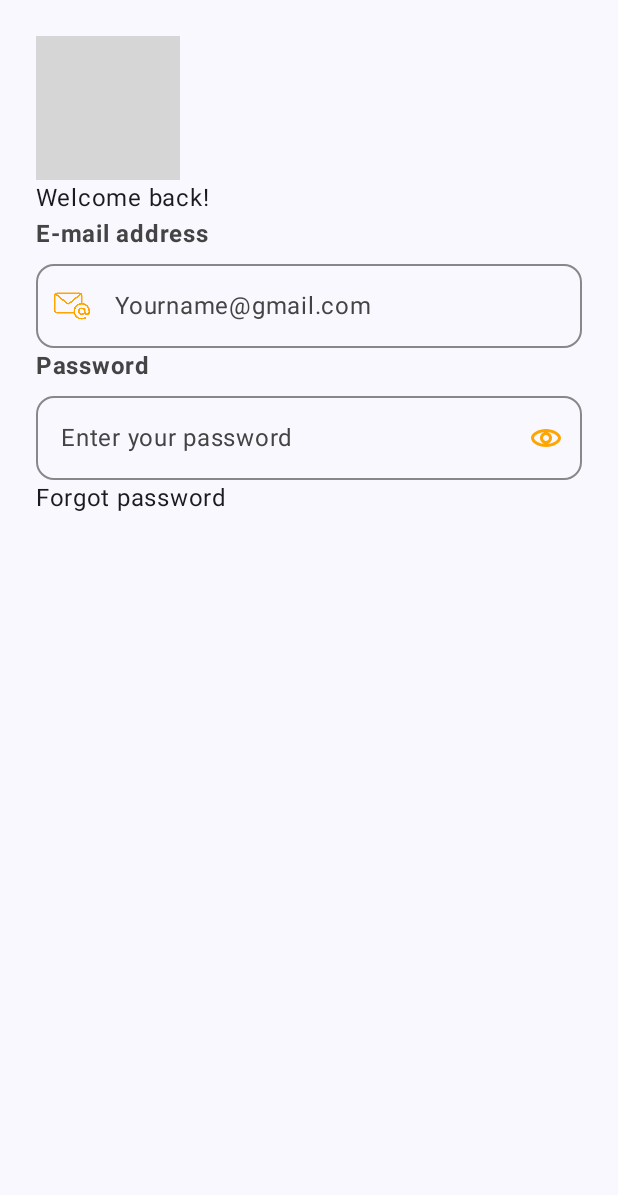
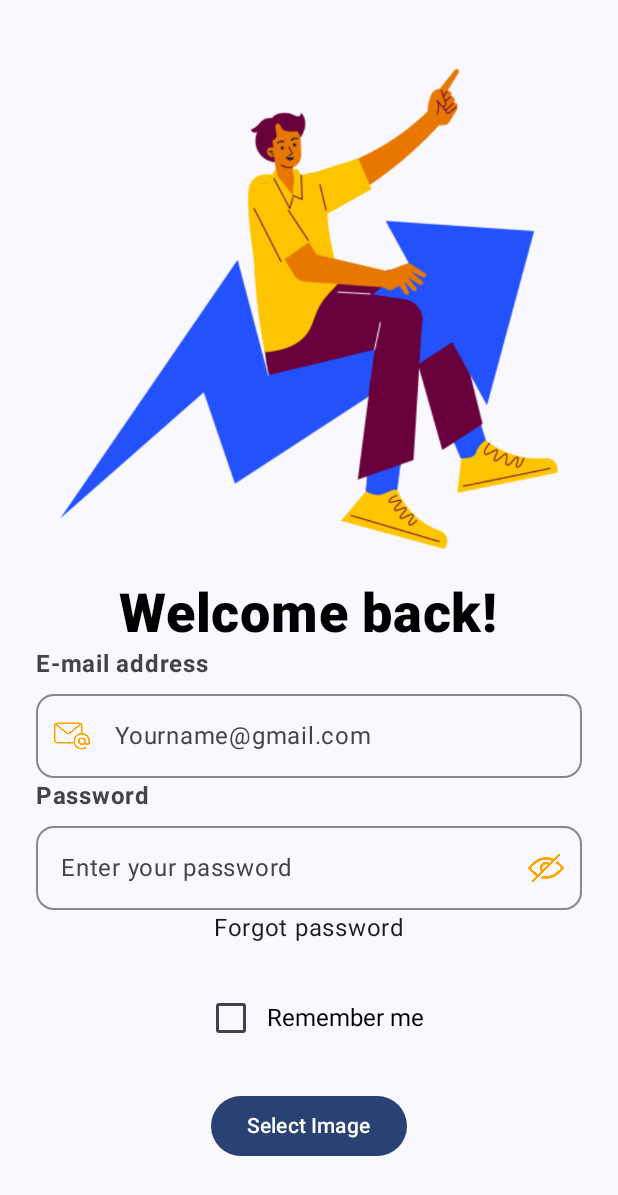
Before and after one commit to DevKorrir/BongeshaProject1, an Android app built with Jetpack Compose: the composable BongaSignIn shown on its own in the app's theme, on a phone screen of 412 x 824 dp. Shown: the top 1195 px of the screen. Run offline under Robolectric (Android 15) with nearby library versions, the phone set to English and light mode, and no system bars; 8 statements that could not run were skipped; grey boxes are pictures that could not be loaded.

Commit message:
create a imagepicker for bongesha appload

```diff
--- a/app/build.gradle.kts
+++ b/app/build.gradle.kts
@@ -70,4 +70,5 @@ dependencies {
     debugImplementation("androidx.compose.ui:ui-tooling")
     debugImplementation("androidx.compose.ui:ui-test-manifest")
     implementation("androidx.navigation:navigation-compose:2.7.7")
+    implementation("io.coil-kt:coil-compose:2.4.0")
 }
--- a/app/src/main/java/dev/korryr/bongesha/commons/bongaTextfield.kt
+++ b/app/src/main/java/dev/korryr/bongesha/commons/bongaTextfield.kt
@@ -169,7 +169,9 @@ fun Bongatextfield(
                            Image(
                                painter = trailing,
                                contentDescription = "",
-                               modifier = Modifier.clickable {
+                               modifier = Modifier
+                                   .size(24.dp)
+                                   .clickable {
                                    onTrailingIconClicked?.invoke()
                                },
                                colorFilter = ColorFilter.tint(orange100)
--- /dev/null
+++ b/app/src/main/java/dev/korryr/bongesha/screens/Firebasescreen.kt
@@ -0,0 +1,24 @@
+package dev.korryr.bongesha.screens
+
+import android.net.Uri
+import androidx.activity.compose.rememberLauncherForActivityResult
+import androidx.activity.result.contract.ActivityResultContracts
+import androidx.compose.material3.Button
+import androidx.compose.material3.Text
+import androidx.compose.runtime.Composable
+
+@Composable
+fun RAldoImagepicker(onImageSelected: (List<Uri>) -> Unit) {
+    val launcher = rememberLauncherForActivityResult(
+        contract = ActivityResultContracts.GetMultipleContents(),
+        onResult = { {
+            onImageSelected(it) }
+        }
+    )
+
+    Button(
+        onClick = { launcher.launch("image/*") }
+    ) {
+        Text("Select Image")
+    }
+}
--- a/app/src/main/java/dev/korryr/bongesha/screens/signinscreen.kt
+++ b/app/src/main/java/dev/korryr/bongesha/screens/signinscreen.kt
@@ -1,23 +1,41 @@
 package dev.korryr.bongesha.screens
 
+import android.net.Uri
+import androidx.activity.compose.rememberLauncherForActivityResult
+import androidx.activity.result.contract.ActivityResultContracts
 import androidx.compose.foundation.Image
+import androidx.compose.foundation.gestures.ScrollableState
+import androidx.compose.foundation.layout.Arrangement
 import androidx.compose.foundation.layout.Column
+import androidx.compose.foundation.layout.Row
 import androidx.compose.foundation.layout.padding
+import androidx.compose.foundation.rememberScrollState
 import androidx.compose.foundation.text.KeyboardOptions
+import androidx.compose.foundation.verticalScroll
+import androidx.compose.material3.Button
+import androidx.compose.material3.Checkbox
 import androidx.compose.material3.Text
 import androidx.compose.runtime.Composable
 import androidx.compose.runtime.getValue
+import androidx.compose.runtime.mutableStateListOf
 import androidx.compose.runtime.mutableStateOf
 import androidx.compose.runtime.remember
 import androidx.compose.runtime.setValue
+import androidx.compose.ui.Alignment
 import androidx.compose.ui.Modifier
+import androidx.compose.ui.graphics.Color
 import androidx.compose.ui.res.painterResource
+import androidx.compose.ui.text.font.FontWeight
 import androidx.compose.ui.text.input.ImeAction
 import androidx.compose.ui.text.input.KeyboardType
+import androidx.compose.ui.text.style.TextDecoration
 import androidx.compose.ui.unit.dp
+import androidx.compose.ui.unit.sp
 import androidx.navigation.NavController
+import coil.compose.rememberAsyncImagePainter
 import dev.korryr.bongesha.R
 import dev.korryr.bongesha.commons.Bongatextfield
+import java.net.URI
 
 @Composable
 fun BongaSignIn(
@@ -32,12 +50,23 @@ fun BongaSignIn(
     }
 
     Column(
-        modifier = Modifier.padding(24.dp)
+        modifier = Modifier
+            //.verticalScroll(rememberScrollState())
+            .padding(24.dp),
+        horizontalAlignment = Alignment.CenterHorizontally,
+
     ) {
         Image(
-            painter = painterResource(id = R.drawable.problem_solved),
+            painter = painterResource(id = R.drawable.growth_sticker),
             contentDescription = "")
-        Text(text = "Welcome back!")
+
+        Text(
+            text = "Welcome back!",
+            color = Color.Black,
+            fontSize = 36.sp,
+            fontWeight = FontWeight.ExtraBold
+        )
+
         Bongatextfield(
             label = "E-mail address",
             fieldDescription = "",
@@ -65,10 +94,73 @@ fun BongaSignIn(
                 keyboardType = KeyboardType.Password,
                 imeAction = ImeAction.Done
             ),
-            trailing = painterResource(id = R.drawable.ic_show_password)
+            trailing = painterResource(id = R.drawable.hide_password)
         )
-        Column {
+        Row(
+            modifier = Modifier
+                //.padding(horizontal = 170.dp),
+        ) {
             Text(text = "Forgot password")
+        }
+
+        Row (
+            modifier = Modifier.padding(24.dp),
+            horizontalArrangement = Arrangement.Center,
+            verticalAlignment = Alignment.CenterVertically
+        ) {
+            var ischecked by remember {
+                mutableStateOf(false)
+            }
+            Checkbox(
+                checked = ischecked,
+               // colors = if (ischecked),
+                onCheckedChange = {
+                    ischecked = it
+                }
+            )
+            Text(
+                text = "Remember me",
+                fontSize = 16.sp,
+                color = Color.Black,
+                style = if (ischecked) androidx.compose.ui.text.TextStyle(textDecoration = TextDecoration.LineThrough) else
+                    androidx.compose.ui.text.TextStyle(textDecoration = TextDecoration.None)
+            )
+        }
+
+        var imageUriList by remember {
+            mutableStateOf<List<Uri>>(emptyList())
+        }
+
+        Column(
+            //modifier = Modifier.verticalScroll(rememberScrollState())
+        ) {
+            AldoImagepicker {
+                imageUriList = it
+
+            }
+
+            imageUriList.forEach{
+                Image(
+                    painter = rememberAsyncImagePainter(model = it),
+                    contentDescription = null
+                )
+            }
         }
     }
 }
+
+@Composable
+fun AldoImagepicker(onImageSelected: (List<Uri>) -> Unit) {
+    val launcher = rememberLauncherForActivityResult(
+        contract = ActivityResultContracts.GetMultipleContents(),
+        onResult = {uriList ->
+            onImageSelected(uriList)
+        }
+    )
+
+    Button(
+        onClick = { launcher.launch("image/*") }
+    ) {
+        Text("Select Image")
+    }
+}
```
Also changed, not shown: app/src/main/res/drawable/growth_sticker.png (added), app/src/main/res/drawable/hide_icon.png (added), app/src/main/res/drawable/hide_password.png (added).
